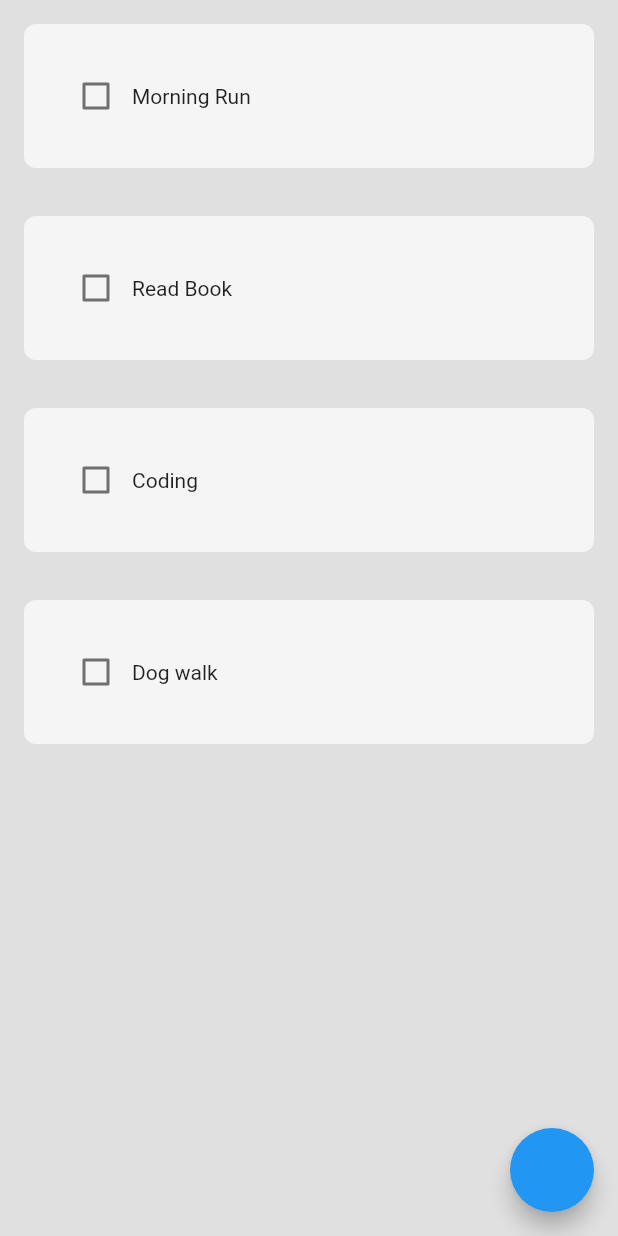
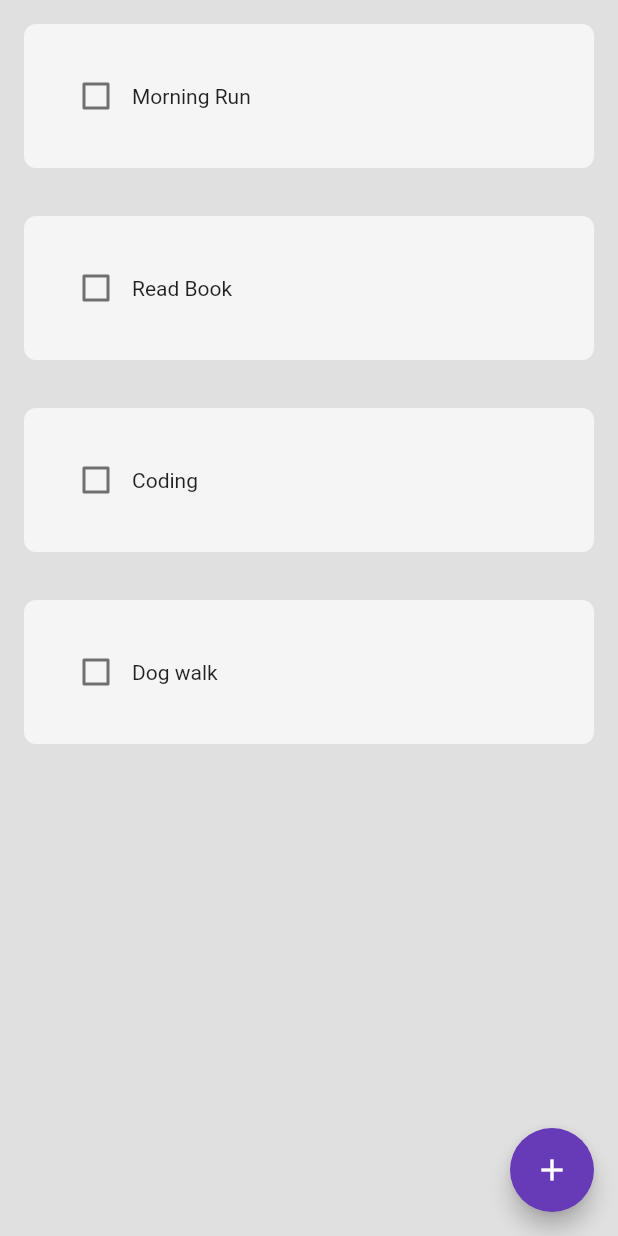
Before and after one commit to karanbir-singh09/Habit_Tracker, a Flutter app: the screen it shows after launch, on a phone screen of 412 x 824 dp. Run offline on Flutter 3.47's test engine with Material 2 defaults, Android fonts, the phone set to English and light mode, and no system bars; drawn by our look-alikes of flutter_slidable; our stand-ins replace hive_flutter; accounts and stored records are empty.

Commit message:
Added Hive for local database and edit and delete.

```diff
--- a/lib/components/HabitTile.dart
+++ b/lib/components/HabitTile.dart
@@ -1,21 +1,47 @@
 import 'package:flutter/material.dart';
+import 'package:flutter_slidable/flutter_slidable.dart';
 
 class HabitTile extends StatelessWidget {
   final String habitName;
   final bool habitCompleted;
   final Function(bool?)? onChanged;
+  final Function(BuildContext)? settingTapped;
+  final Function(BuildContext)? deleteTapped;
 
   const HabitTile({
     super.key,
     required this.habitName,
     required this.habitCompleted,
     required this.onChanged,
+    required this.settingTapped,
+    required this.deleteTapped,
   });
 
   @override
   Widget build(BuildContext context) {
     return Padding(
       padding: const EdgeInsets.all(16.0),
+      child: Slidable(
+        endActionPane: ActionPane(
+          motion: StretchMotion(),
+          children: [
+//edit option
+            SlidableAction(
+              onPressed: settingTapped,
+              backgroundColor: Colors.grey.shade800,
+              icon: Icons.edit,
+              borderRadius: BorderRadius.circular(12),
+            ),
+//delete option
+            SlidableAction(
+              onPressed: deleteTapped,
+              backgroundColor: Colors.red.shade800,
+              icon: Icons.delete,
+              borderRadius: BorderRadius.circular(12),
+            ),
+            //
+          ],
+        ),
         child: Container(
           padding: EdgeInsets.all(24),
           decoration: BoxDecoration(
@@ -36,6 +62,7 @@ class HabitTile extends StatelessWidget {
             ],
           ),
         ),
+      ),
     );
   }
 }
--- a/lib/components/my_fab.dart
+++ b/lib/components/my_fab.dart
@@ -1,10 +1,14 @@
 import 'package:flutter/material.dart';
 
 class MyFloatingActionButton extends StatelessWidget {
-  const MyFloatingActionButton ({super.key});
+  final Function()? onPressed;
+  const MyFloatingActionButton({super.key, required this.onPressed});
 
   @override
   Widget build(BuildContext context) {
-    return FloatingActionButton(onPressed: () {});
+    return FloatingActionButton(
+      onPressed: () {},
+      child: Icon(Icons.add),
+    );
   }
 }
--- a/lib/main.dart
+++ b/lib/main.dart
@@ -1,8 +1,17 @@
 import 'package:flutter/material.dart';
-
+import 'package:hive_flutter/hive_flutter.dart';
 import 'Pages/home_page.dart';
 
-void main() {
+void main() async {
+//
+//initialize hive---------------------------------------------------------------
+//
+  await Hive.initFlutter();
+//
+// Habit Database OPEN-BOX------------------------------------------------------
+//
+  await Hive.openBox("Habit_Database");
+
   runApp(const MyApp());
 }
 
@@ -11,9 +20,10 @@ class MyApp extends StatelessWidget {
 
   @override
   Widget build(BuildContext context) {
-    return const MaterialApp(
+    return MaterialApp(
       debugShowCheckedModeBanner: false,
       home: HomePage(),
+      theme: ThemeData(primarySwatch: Colors.deepPurple),
     );
   }
 }
--- a/pubspec.yaml
+++ b/pubspec.yaml
@@ -36,10 +36,16 @@ dependencies:
   # The following adds the Cupertino Icons font to your application.
   # Use with the CupertinoIcons class for iOS style icons.
   cupertino_icons: ^1.0.2
+  flutter_slidable: ^1.2.0
+  hive: ^2.2.3
+  hive_flutter: ^1.1.0
 
 dev_dependencies:
   flutter_test:
     sdk: flutter
+  hive_generator: ^1.1.3
+  build_runner: ^2.3.2
+
 
   # The "flutter_lints" package below contains a set of recommended lints to
   # encourage good coding practices. The lint set provided by the package is
```
Also changed, not shown: lib/Data/habit_database.dart (added, +17 -0 lines), lib/Pages/home_page.dart (+81 -5 lines), lib/components/my_alert_box.dart (added, +52 -0 lines), pubspec.lock, 1 other file. Lines whose indentation alone changed are shown as unchanged.
